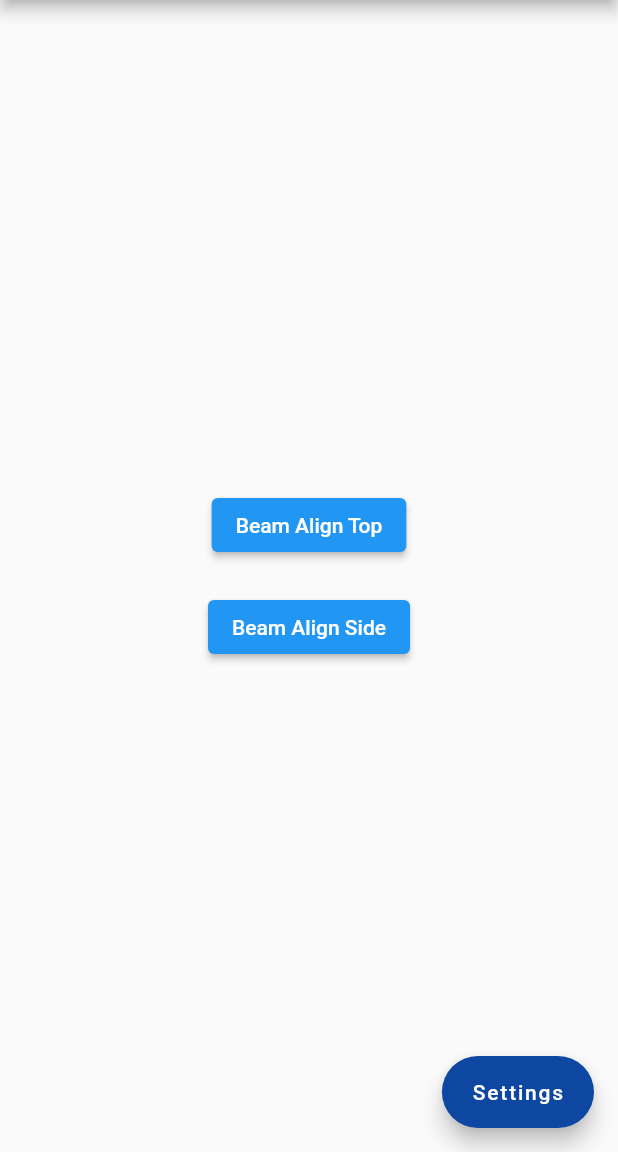
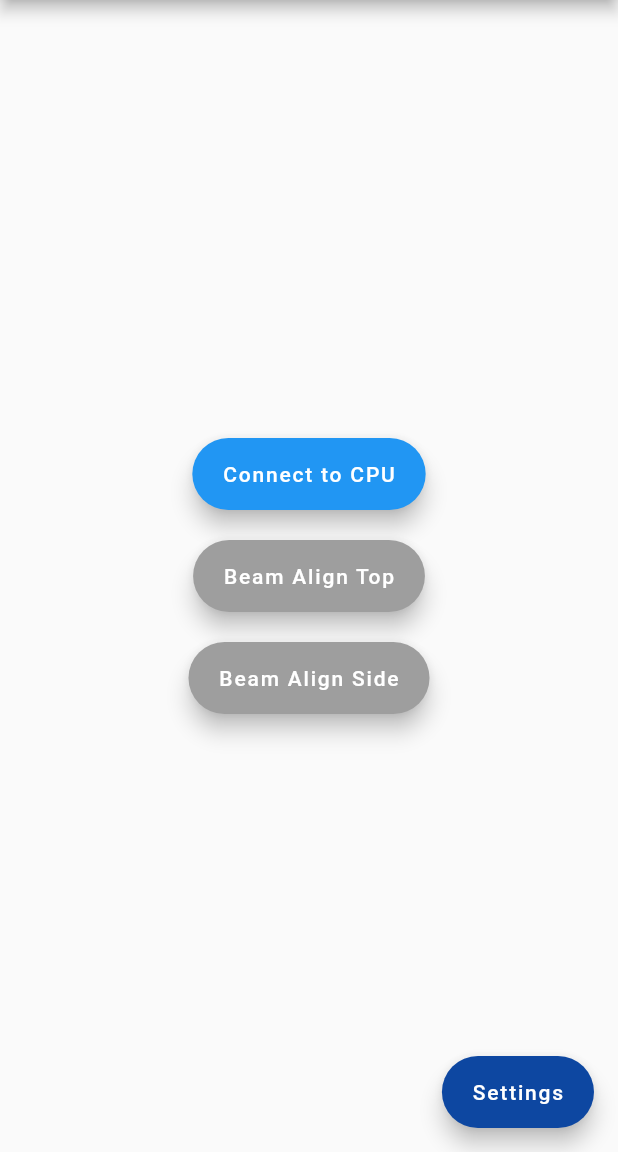
Before and after one commit to JosephLattisaw/beam_alignment, a Flutter app: the screen it shows after launch, on a phone screen of 412 x 824 dp, the part 84-1236 px from its top. Run offline on Flutter 3.47's test engine with Material 2 defaults, Android fonts, the phone set to English and light mode, and no system bars; our stand-ins replace flutter_hooks, flutter_spinbox.

Commit message:
updated settings page for beam alignment

```diff
--- a/lib/moc_server.dart
+++ b/lib/moc_server.dart
@@ -6,5 +6,11 @@ class MocServer extends ChangeNotifier {
     notifyListeners();
   }
 
+  void connectToServer(bool connect) {
+    serverConnected = connect;
+    notifyListeners();
+  }
+
   bool xrayOn = false;
+  bool serverConnected = false;
 }
--- a/lib/screens/beam_alignment/beam_alignment_settings.dart
+++ b/lib/screens/beam_alignment/beam_alignment_settings.dart
@@ -115,12 +115,6 @@ class HorizontalSpinBoxPage extends StatelessWidget {
                             value: 0,
                             min: 0,
                             max: 2048,
-                            decoration: InputDecoration(
-                              labelText: 'startpxl',
-                              labelStyle: TextStyle(
-                                fontSize: 24,
-                              ),
-                            ),
                           ),
                           padding: const EdgeInsets.all(16),
                         ),
--- a/lib/screens/home_screen.dart
+++ b/lib/screens/home_screen.dart
@@ -4,6 +4,8 @@ import 'package:flutter_hooks/flutter_hooks.dart';
 import 'package:beam_alignment/common/router_utility.dart';
 import 'package:beam_alignment/screens/beam_alignment/beam_align_top_view_screen.dart';
 import 'package:beam_alignment/screens/beam_alignment/beam_alignment_settings.dart';
+import 'package:provider/provider.dart';
+import 'package:beam_alignment/moc_server.dart';
 
 class HomeScreen extends HookWidget {
   HomeScreen({Key key, this.title}) : super(key: key);
@@ -12,6 +14,9 @@ class HomeScreen extends HookWidget {
 
   @override
   Widget build(BuildContext context) {
+    final server = Provider.of<MocServer>(context, listen: false);
+    final serverConnected = context.select((MocServer m) => m.serverConnected);
+
     return Scaffold(
       appBar: AppBar(
         title: Text(title),
@@ -20,18 +25,33 @@ class HomeScreen extends HookWidget {
         child: Column(
           mainAxisAlignment: MainAxisAlignment.center,
           children: [
-            ElevatedButton(
-              onPressed: () => RouterUtility.routerUtility(
-                  context, BeamAlignTopViewScreen()),
-              child: Text("Beam Align Top"),
+            FloatingActionButton.extended(
+              onPressed: () => server.connectToServer(!serverConnected),
+              label: Text(
+                  serverConnected ? "Disconnect from CPU" : "Connect to CPU"),
+              backgroundColor: serverConnected ? Colors.green : null,
             ),
             SizedBox(
               height: 20.0,
             ),
-            ElevatedButton(
-              onPressed: () => RouterUtility.routerUtility(
-                  context, BeamAlignSideViewScreen()),
-              child: Text("Beam Align Side"),
+            FloatingActionButton.extended(
+              onPressed: () => serverConnected
+                  ? RouterUtility.routerUtility(
+                      context, BeamAlignTopViewScreen())
+                  : null,
+              label: Text("Beam Align Top"),
+              backgroundColor: serverConnected ? null : Colors.grey,
+            ),
+            SizedBox(
+              height: 20.0,
+            ),
+            FloatingActionButton.extended(
+              onPressed: () => serverConnected
+                  ? RouterUtility.routerUtility(
+                      context, BeamAlignSideViewScreen())
+                  : null,
+              label: Text("Beam Align Side"),
+              backgroundColor: serverConnected ? null : Colors.grey,
             ),
           ],
         ),
```
